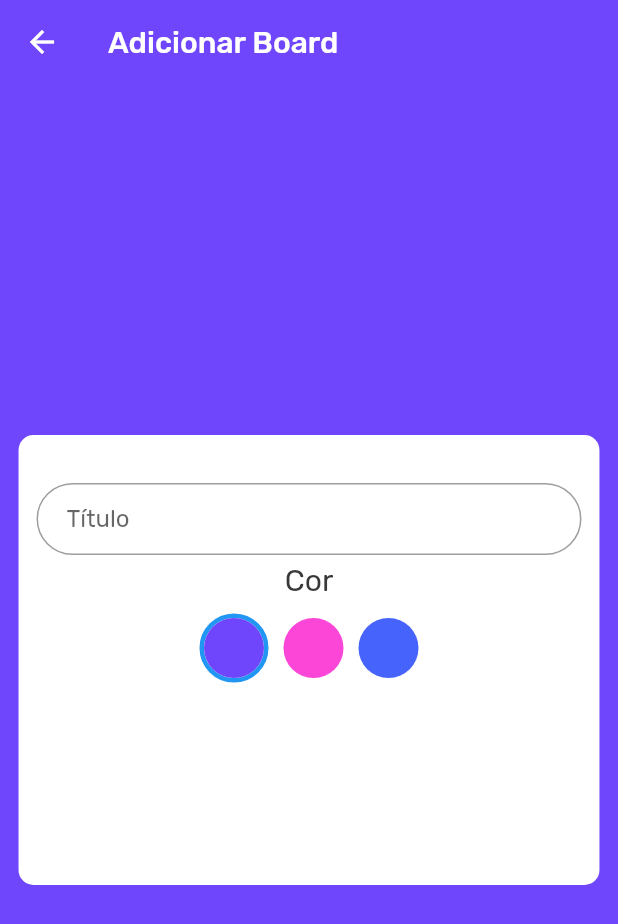
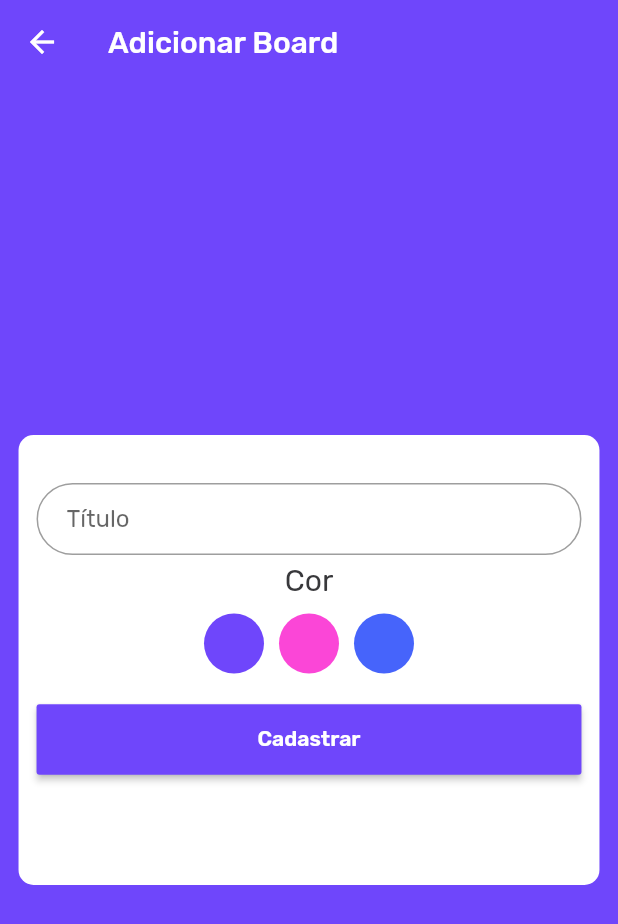
Before and after one commit to viniciusamelio/pixeltasks, a Flutter app: the HomeView screen opened by its route, after a tap on the "add" icon, on a phone screen of 412 x 824 dp. Shown: the top 924 px of the screen. Run offline on Flutter 3.47's test engine with Material 2 defaults, Android fonts, the phone set to English and light mode, and no system bars; our stand-ins replace flushbar, flutter_icons, get, google_fonts, hive; accounts and stored records are empty; statements that could not run were skipped.

Commit message:
Adding validate function to board add

```diff
--- a/lib/board/views/board.view.dart
+++ b/lib/board/views/board.view.dart
@@ -1,4 +1,6 @@
 import 'package:flutter/material.dart';
+import 'package:get/get.dart';
+import 'package:pixeltasks/shared/controllers/user.controller.dart';
 import 'package:pixeltasks/shared/models/board.model.dart';
 import 'package:pixeltasks/shared/styles/colors.dart';
 import 'package:pixeltasks/shared/widgets/color_picker.dart';
@@ -11,11 +13,20 @@ class BoardAddView extends StatefulWidget {
 class _BoardAddViewState extends State<BoardAddView> {
   GlobalKey<FormState> _key;
   Board _board;
+  UserController _userController;
   @override
   void initState() {
     _key = GlobalKey<FormState>();
+    _userController = UserController.to;
+    _boardHandler();
     _board = Board();
     super.initState();
+  }
+
+  void _boardHandler(){
+    if(_userController.user.boards == null){
+      _userController.user.boards = [];
+    }
   }
 
   @override
@@ -42,6 +53,10 @@ class _BoardAddViewState extends State<BoardAddView> {
                 children: [
                   const SizedBox(height: 20),
                   TextFormField(
+                    onSaved: (e) => _board.title = e,
+                    validator: (e) {
+                      if (e.isEmpty) return "Insira o título do Board";
+                    },
                     decoration: InputDecoration(labelText: "Título"),
                   ),
                   const SizedBox(height: 5),
@@ -49,8 +64,22 @@ class _BoardAddViewState extends State<BoardAddView> {
                   const SizedBox(height: 10),
                   ColorPicker(onSelect: (Color color) {
                     _board.color = color;
-                    print(_board.color);
-                  })
+                  }),
+                  const SizedBox(height: 20),
+                  SizedBox(
+                    width: screen.width,
+                    child: MaterialButton(
+                      color: purple,
+                      padding:
+                          EdgeInsets.symmetric(vertical: 15, horizontal: 120),
+                      onPressed: _validate,
+                      child: Text(
+                        "Cadastrar",
+                        style: TextStyle(
+                            color: Colors.white, fontWeight: FontWeight.w600),
+                      ),
+                    ),
+                  )
                 ],
               ),
             ),
@@ -59,4 +88,22 @@ class _BoardAddViewState extends State<BoardAddView> {
       ),
     );
   }
+
+  void _validate() async {
+    if (_key.currentState.validate()) {
+      if (_board.color == null) {
+        Get.defaultDialog(
+            title: "Validação",
+            middleText: "Selecione a cor para o Board",
+            confirmTextColor: Colors.white,
+            textConfirm: "Ok",
+            onConfirm: () => Navigator.of(context).pop());
+      } else {
+        _key.currentState.save();
+        await _userController.user.boards.add(_board);
+        await _userController.updateExisting();
+        Get.offNamedUntil('/home', (Route<dynamic> route) => false);
+      }
+    }
+  }
 }
--- a/lib/login/widgets/login_card.dart
+++ b/lib/login/widgets/login_card.dart
@@ -16,7 +16,7 @@ class _LoginCardState extends State<LoginCard> {
   @override
   void initState() {
     _key = GlobalKey<FormState>();
-    _userController = UserController();
+    _userController = Get.put(UserController());
     super.initState();
   }
 
@@ -101,6 +101,7 @@ class _LoginCardState extends State<LoginCard> {
     if (_key.currentState.validate()) {
       _key.currentState.save();
       final check = await _userController.verifyPassword();
+      _userController.user = await _userController.get(_userController.user.id);
       print(check);
       if (check) {
         _navigate();
--- a/lib/shared/controllers/user.controller.dart
+++ b/lib/shared/controllers/user.controller.dart
@@ -38,6 +38,7 @@ class UserController extends GetController with HiveService {
   Future<void> updateExisting() async {
     await this.userBox.delete(this.user.id);
     await this.userBox.put(this.user.id, this.user.toJson());
+    update(this);
   }
 
   void changeRequestStatus() {
--- a/lib/shared/models/user.model.dart
+++ b/lib/shared/models/user.model.dart
@@ -4,7 +4,7 @@ class User {
   String id;
   String name;
   String password;
-  List<Board> boards;
+  List<Board> boards = <Board>[];
 
   User({this.id, this.name, this.password, this.boards});
 
--- a/lib/shared/widgets/color_picker.dart
+++ b/lib/shared/widgets/color_picker.dart
@@ -10,7 +10,7 @@ class ColorPicker extends StatefulWidget {
 
 class _ColorPickerState extends State<ColorPicker> {
   Function onSelect;
-  int selected = 0;
+  int selected;
   @override
   void initState() {
     onSelect = widget.onSelect;
```
